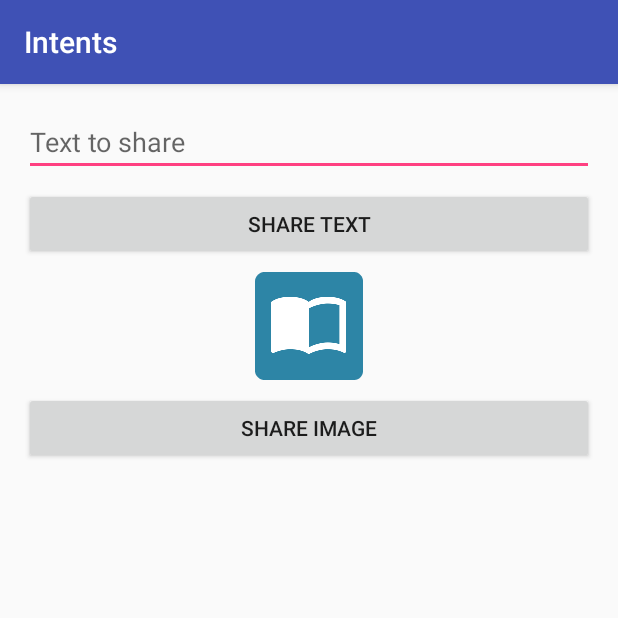
After one commit to EsteveAguilera/Introducing-Android-The-Workshop, an Android app: the IntentsActivity screen opened directly, with no data from a screen before it, on a phone screen of 412 x 824 dp, the top half of it. The commit adds this screen. Run offline under Robolectric (Android 15) with nearby library versions, the phone set to English and light mode, and no system bars.

Commit message:
Add Intents training

```diff
--- /dev/null
+++ b/app/src/main/java/io/github/esteveaguilera/androidworkshop/intents/GenericFileProvider.java
@@ -0,0 +1,6 @@
+package io.github.esteveaguilera.androidworkshop.intents;
+
+import android.support.v4.content.FileProvider;
+
+public class GenericFileProvider extends FileProvider {
+}
--- /dev/null
+++ b/app/src/main/res/layout/activity_intents.xml
@@ -0,0 +1,52 @@
+<?xml version="1.0" encoding="utf-8"?>
+<android.support.constraint.ConstraintLayout xmlns:android="http://schemas.android.com/apk/res/android"
+    xmlns:app="http://schemas.android.com/apk/res-auto"
+    xmlns:tools="http://schemas.android.com/tools"
+    android:layout_width="match_parent"
+    android:layout_height="match_parent"
+    android:padding="@dimen/padding_normal"
+    tools:context="io.github.esteveaguilera.androidworkshop.intents.IntentsActivity">
+
+    <EditText
+        android:id="@+id/et_text_to_share"
+        android:layout_width="0dp"
+        android:layout_height="wrap_content"
+        android:ems="10"
+        android:inputType="textPersonName"
+        android:hint="@string/text_to_share"
+        app:layout_constraintEnd_toEndOf="parent"
+        app:layout_constraintStart_toStartOf="parent"
+        app:layout_constraintTop_toTopOf="parent" />
+
+    <Button
+        android:id="@+id/but_share_text"
+        android:layout_width="0dp"
+        android:layout_height="wrap_content"
+        android:layout_marginTop="8dp"
+        android:text="@string/share_text"
+        app:layout_constraintEnd_toEndOf="parent"
+        app:layout_constraintStart_toStartOf="parent"
+        app:layout_constraintTop_toBottomOf="@+id/et_text_to_share" />
+
+    <ImageView
+        android:id="@+id/imageView2"
+        android:layout_width="wrap_content"
+        android:layout_height="wrap_content"
+        android:layout_marginEnd="8dp"
+        android:layout_marginStart="8dp"
+        android:layout_marginTop="8dp"
+        app:layout_constraintEnd_toEndOf="parent"
+        app:layout_constraintStart_toStartOf="parent"
+        app:layout_constraintTop_toBottomOf="@+id/but_share_text"
+        app:srcCompat="@mipmap/ic_launcher" />
+
+    <Button
+        android:id="@+id/but_share_image"
+        android:layout_width="0dp"
+        android:layout_height="wrap_content"
+        android:layout_marginTop="8dp"
+        android:text="@string/share_image"
+        app:layout_constraintEnd_toEndOf="parent"
+        app:layout_constraintStart_toStartOf="parent"
+        app:layout_constraintTop_toBottomOf="@+id/imageView2" />
+</android.support.constraint.ConstraintLayout>
--- a/app/src/main/res/values/strings.xml
+++ b/app/src/main/res/values/strings.xml
@@ -9,4 +9,7 @@
     <string name="e_mail">e-mail</string>
     <string name="pass_data_to_activity_b">Pass data to Activity B</string>
     <string name="shared_preferences">Shared Preferences</string>
+    <string name="text_to_share">Text to share</string>
+    <string name="share_text">Share text</string>
+    <string name="share_image">Share image</string>
 </resources>
--- /dev/null
+++ b/app/src/main/res/xml/provider_paths.xml
@@ -0,0 +1,6 @@
+<?xml version="1.0" encoding="utf-8"?>
+<paths xmlns:android="http://schemas.android.com/apk/res/android">
+    <external-path name="external_files" path="."/>
+    <files-path name="files" path="."/>
+    <cache-path name="cache" path="."/>
+</paths>
```
Also changed, not shown: app/src/main/AndroidManifest.xml (+16 -2 lines), app/src/main/java/io/github/esteveaguilera/androidworkshop/SelectTrainingActivity.java (+8 -0 lines), app/src/main/java/io/github/esteveaguilera/androidworkshop/intents/IntentsActivity.java (added, +81 -0 lines), app/src/main/res/layout/activity_select_training.xml (+10 -0 lines).
